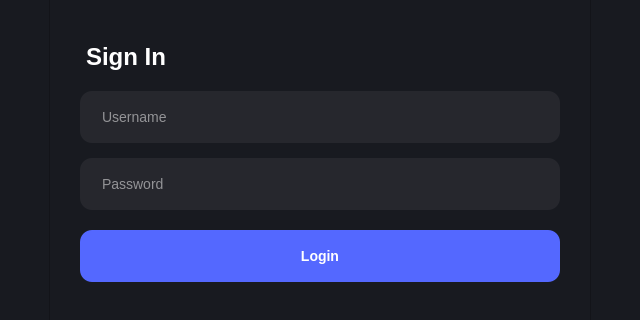
This is main.ui in thebadsektor/intelligent_management_system as Qt 5 draws it before an edit; both pictures show x 165 to 805 and y 188 to 508 of the 970 by 654 pixel window. The edited form follows.
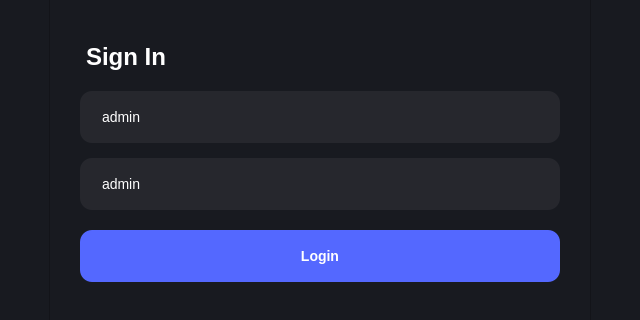
This is the edited form. Icons and pictures are not drawn.

The edit to the form file:
```diff
--- a/main.ui
+++ b/main.ui
@@ -435,6 +435,9 @@
              <property name="styleSheet">
               <string notr="true">margin-bottom: 15px;</string>
              </property>
+             <property name="text">
+              <string>admin</string>
+             </property>
              <property name="placeholderText">
               <string>Username</string>
              </property>
@@ -445,6 +448,9 @@
              <property name="styleSheet">
               <string notr="true">margin-bottom: 20px;</string>
              </property>
+             <property name="text">
+              <string>admin</string>
+             </property>
              <property name="placeholderText">
               <string>Password</string>
              </property>
```
